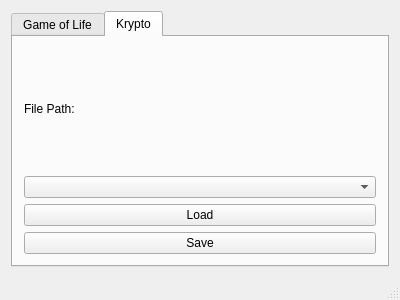
The window that Qt_PP_1819_GUI/mainwindow.ui (0xanselm-priv/prg2-pr_milestone1) describes before a commit, drawn with Qt 5.
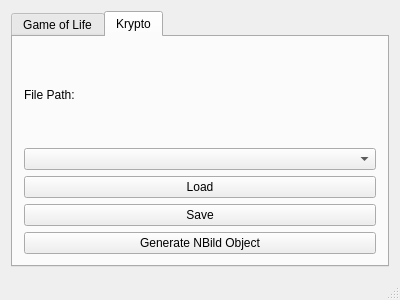
The same window after the commit.

Commit message: added push button krypto object generation

What changed in the file:
```diff
--- a/Qt_PP_1819_GUI/mainwindow.ui
+++ b/Qt_PP_1819_GUI/mainwindow.ui
@@ -77,6 +77,13 @@
           </property>
          </widget>
         </item>
+        <item>
+         <widget class="QPushButton" name="pushButton_2">
+          <property name="text">
+           <string>Generate NBild Object</string>
+          </property>
+         </widget>
+        </item>
        </layout>
       </widget>
      </widget>
```
The commit also changes 9 other files.
